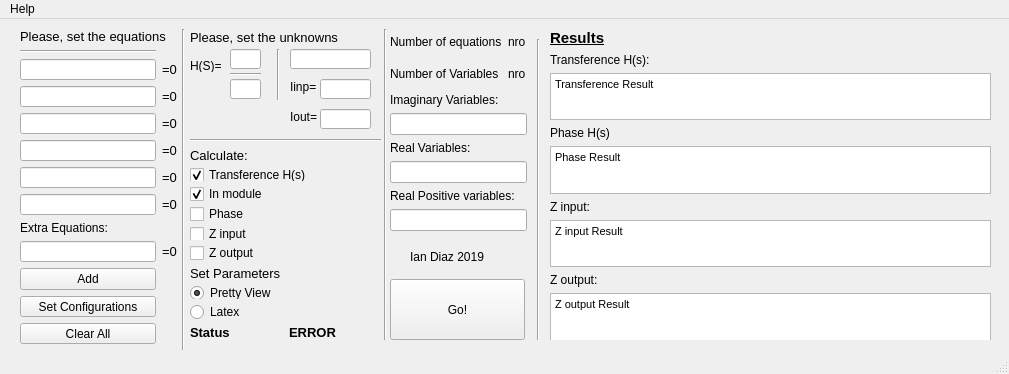
Old version of the form UserInterface.ui in the repository iancraz/CircuitSolver.
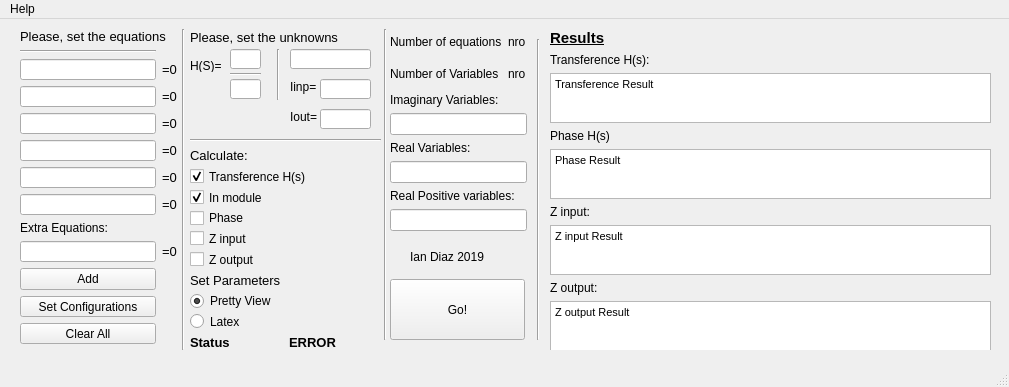
New version of the form.

```diff
--- a/UserInterface.ui
+++ b/UserInterface.ui
@@ -7,7 +7,7 @@
     <x>0</x>
     <y>0</y>
     <width>1009</width>
-    <height>374</height>
+    <height>387</height>
    </rect>
   </property>
   <property name="windowTitle">
@@ -226,7 +226,7 @@
       <x>190</x>
       <y>120</y>
       <width>191</width>
-      <height>201</height>
+      <height>211</height>
      </rect>
     </property>
     <layout class="QVBoxLayout" name="verticalLayout_4">
@@ -511,7 +511,7 @@
       <x>550</x>
       <y>10</y>
       <width>441</width>
-      <height>311</height>
+      <height>321</height>
      </rect>
     </property>
     <layout class="QVBoxLayout" name="verticalLayout_5">
```
